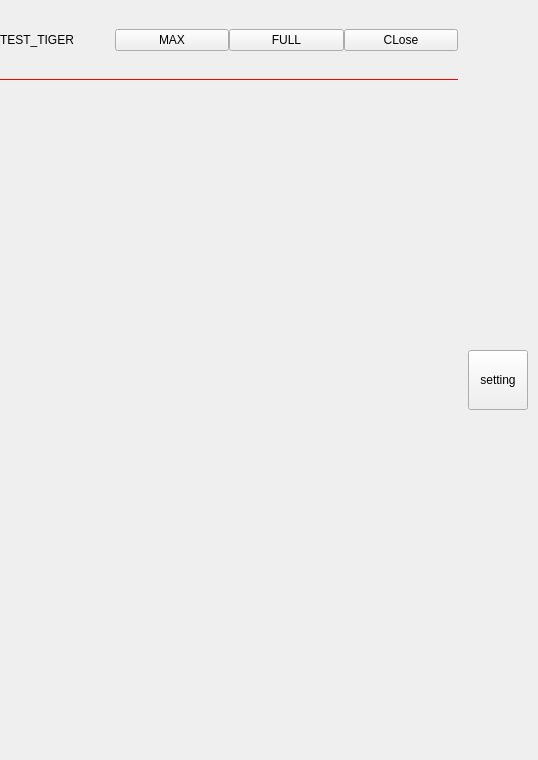
Before: the Qt Designer form Qtttttt/testTransparentWindow3/mainwindow.ui in tianen1573/QT, drawn with Qt 5.
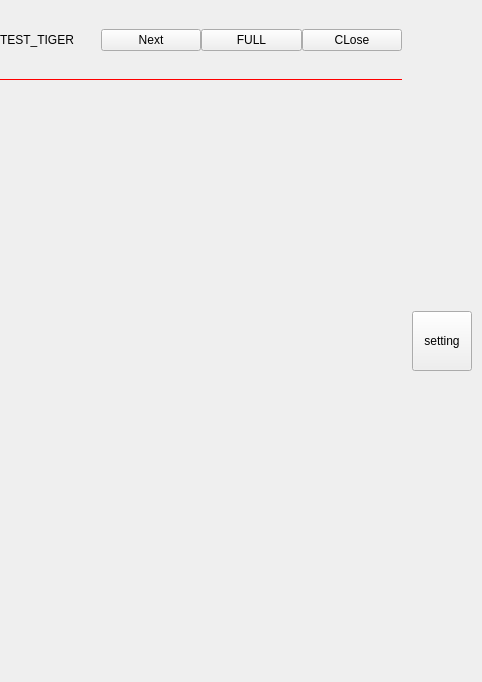
After: the same form once the commit is applied.

```diff
--- a/Qtttttt/testTransparentWindow3/mainwindow.ui
+++ b/Qtttttt/testTransparentWindow3/mainwindow.ui
@@ -6,8 +6,8 @@
    <rect>
     <x>0</x>
     <y>0</y>
-    <width>538</width>
-    <height>760</height>
+    <width>482</width>
+    <height>682</height>
    </rect>
   </property>
   <property name="windowTitle">
@@ -114,7 +114,7 @@
             <item>
              <widget class="QPushButton" name="btn_max">
               <property name="text">
-               <string>MAX</string>
+               <string>Next</string>
               </property>
              </widget>
             </item>
@@ -146,6 +146,9 @@
            <property name="styleSheet">
             <string notr="true"/>
            </property>
+           <property name="lineWidth">
+            <number>0</number>
+           </property>
            <property name="currentIndex">
             <number>-1</number>
            </property>
```
